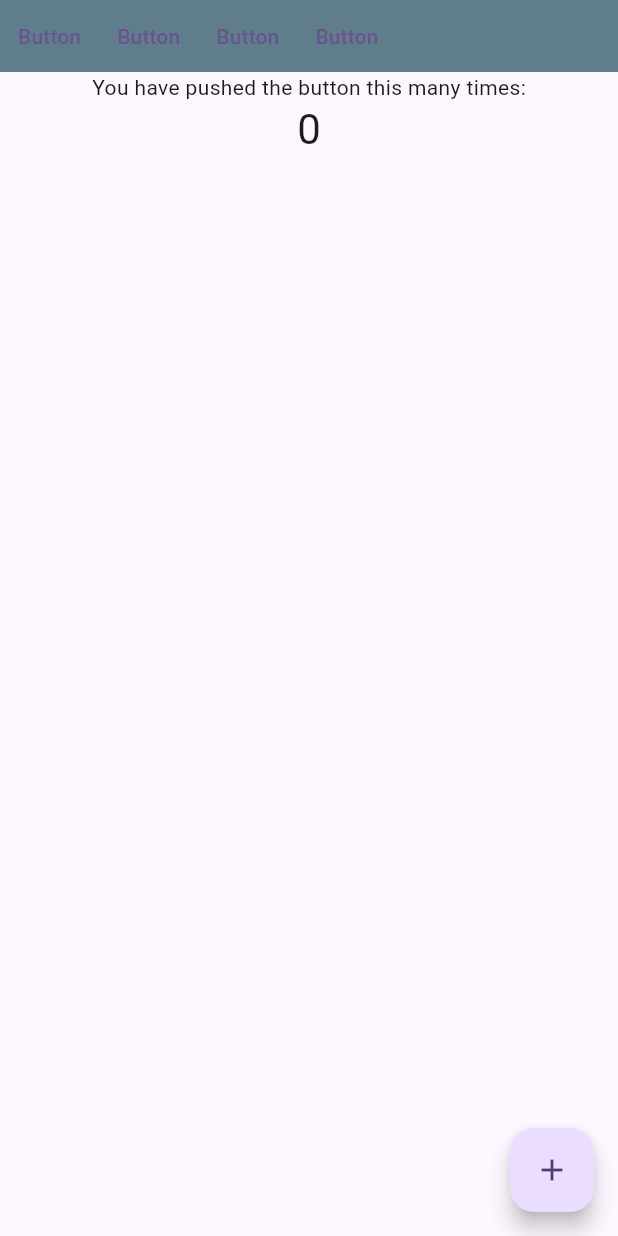
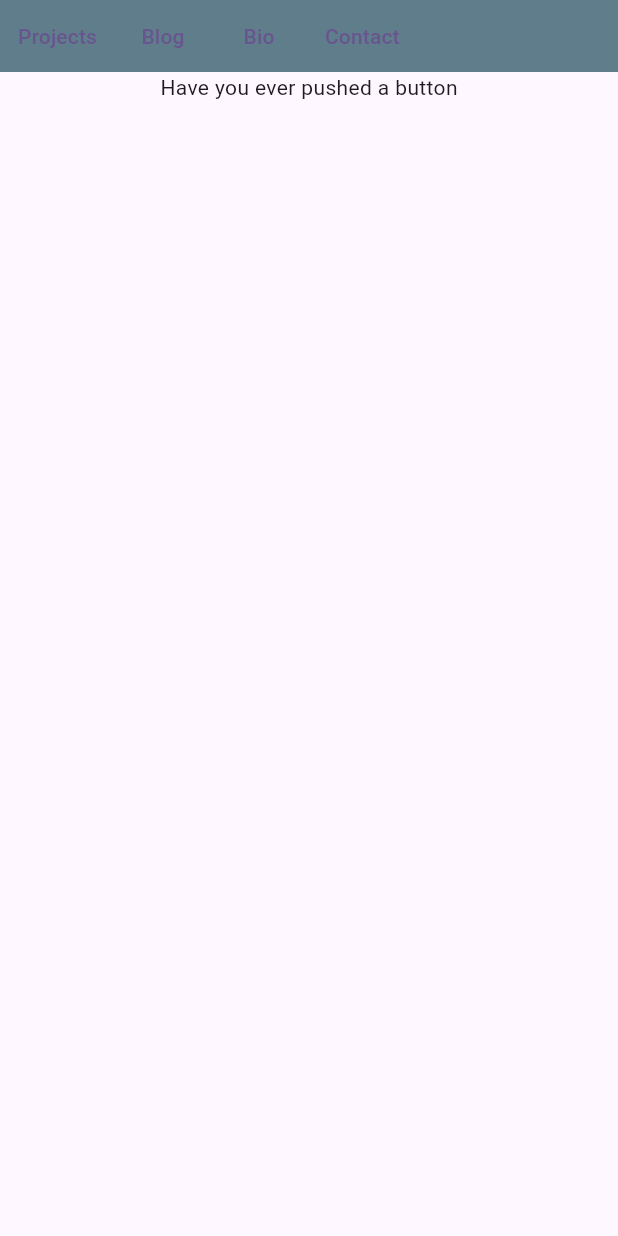
Before and after one commit to nne-nne/portfolio, a Flutter app: the screen it shows after launch, on a phone screen of 412 x 824 dp. Run offline on Flutter 3.47's test engine with Material 3 defaults, Android fonts, the phone set to English and light mode, and no system bars.

Commit message:
homepage clean up

```diff
--- a/portfolio/lib/appbar.dart
+++ b/portfolio/lib/appbar.dart
@@ -10,10 +10,10 @@ class Appbar extends StatelessWidget {
       decoration: const BoxDecoration(color: Colors.blueGrey),
       child: const Row(
         children: [
-          NavigationButton(),
-          NavigationButton(),
-          NavigationButton(),
-          NavigationButton(),
+          NavigationButton("Projects"),
+          NavigationButton("Blog"),
+          NavigationButton("Bio"),
+          NavigationButton("Contact"),
         ],
       ),
     );
--- /dev/null
+++ b/portfolio/lib/homepage.dart
@@ -0,0 +1,21 @@
+import 'package:flutter/material.dart';
+import 'package:portfolio/appbar.dart';
+
+class Homepage extends StatelessWidget {
+  const Homepage({super.key, required this.title});
+  final String title;
+
+  @override
+  Widget build(BuildContext context) {
+    return const Scaffold(
+      body: Column(
+        children: <Widget>[
+          Appbar(),
+          Text(
+            'Have you ever pushed a button',
+          ),
+        ],
+      ),
+    );
+  }
+}
--- a/portfolio/lib/main.dart
+++ b/portfolio/lib/main.dart
@@ -1,5 +1,5 @@
 import 'package:flutter/material.dart';
-import 'package:portfolio/appbar.dart';
+import 'package:portfolio/homepage.dart';
 
 void main() {
   runApp(const MyApp());
@@ -16,48 +16,7 @@ class MyApp extends StatelessWidget {
         colorScheme: ColorScheme.fromSeed(seedColor: Colors.deepPurple),
         useMaterial3: true,
       ),
-      home: const MyHomePage(title: 'Flutter Demo Home Page'),
+      home: const Homepage(title: 'Flutter Demo Home Page'),
     );
   }
 }
-
-class MyHomePage extends StatefulWidget {
-  const MyHomePage({super.key, required this.title});
-  final String title;
-
-  @override
-  State<MyHomePage> createState() => _MyHomePageState();
-}
-
-class _MyHomePageState extends State<MyHomePage> {
-  int _counter = 0;
-
-  void _incrementCounter() {
-    setState(() {
-      _counter++;
-    });
-  }
-
-  @override
-  Widget build(BuildContext context) {
-    return Scaffold(
-      body: Column(
-        children: <Widget>[
-          const Appbar(),
-          const Text(
-            'You have pushed the button this many times:',
-          ),
-          Text(
-            '$_counter',
-            style: Theme.of(context).textTheme.headlineMedium,
-          ),
-        ],
-      ),
-      floatingActionButton: FloatingActionButton(
-        onPressed: _incrementCounter,
-        tooltip: 'Increment',
-        child: const Icon(Icons.add),
-      ),
-    );
-  }
-}
--- a/portfolio/lib/navigation_button.dart
+++ b/portfolio/lib/navigation_button.dart
@@ -1,13 +1,14 @@
 import 'package:flutter/material.dart';
 
 class NavigationButton extends StatelessWidget {
-  const NavigationButton({super.key});
+  final String label;
+  const NavigationButton(this.label, {super.key});
 
   @override
   Widget build(BuildContext context) {
     return TextButton(
       onPressed: () {},
-      child: const Text("Button"),
+      child: Text(label),
     );
   }
 }
```
